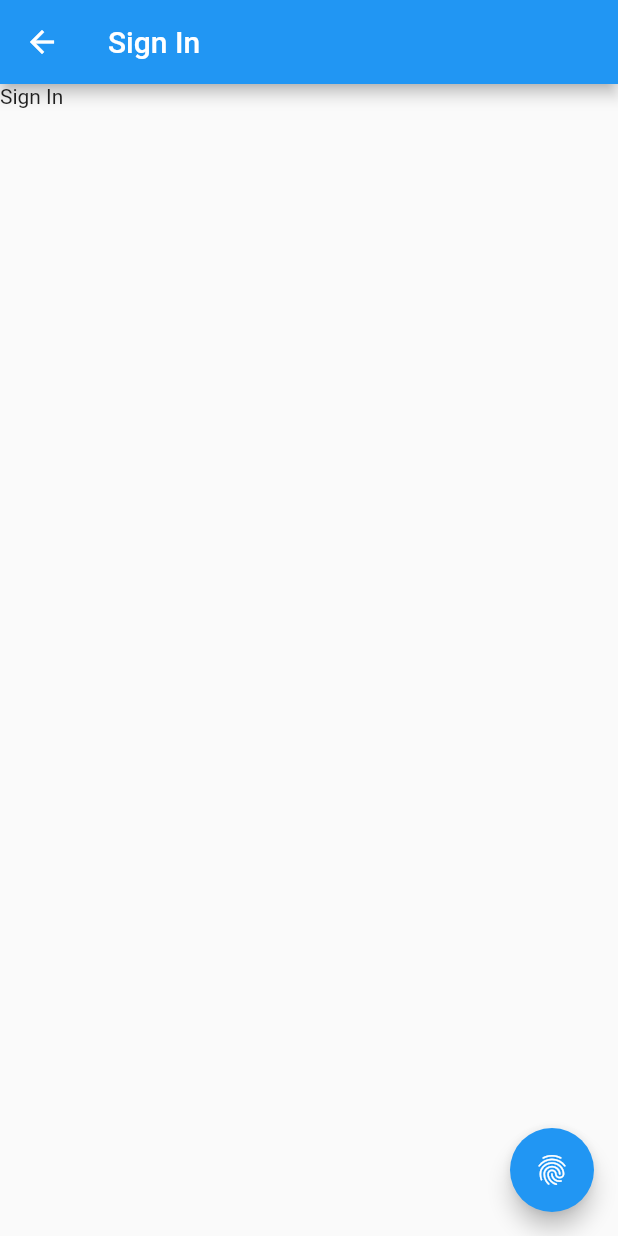
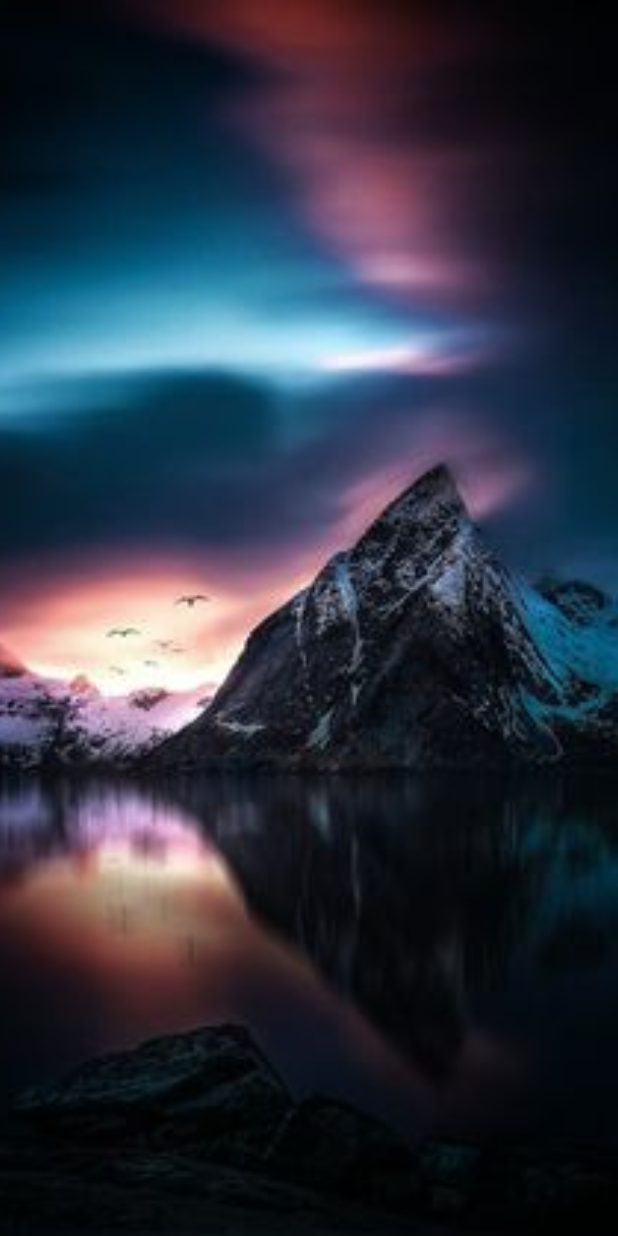
Before and after one commit to hector2d2/flutter-widgets, a Flutter app: the SignInView screen opened by its route, on a phone screen of 412 x 824 dp. Run offline on Flutter 3.47's test engine with Material 2 defaults, Android fonts, the phone set to English and light mode, and no system bars; our stand-ins replace convex_bottom_bar, firebase_core, get, image_picker, local_auth; missing offline and left inert: encrypt; accounts and stored records are empty.

```diff
--- a/lib/views/sign_in.dart
+++ b/lib/views/sign_in.dart
@@ -7,24 +7,31 @@ class SignInView extends StatelessWidget {
   @override
   Widget build(BuildContext context) {
     return Scaffold(
-      appBar: AppBar(
-        title: Text('Sign In'),
+      body: Container(
+        decoration: BoxDecoration(
+          image: DecorationImage(
+            image: AssetImage(
+              'assets/dia.jpeg',
+            ),
+            fit: BoxFit.cover,
+          ),
+        ),
+        // child: Column(
+        //   children: [
+        //     Text(
+        //       'Sign In',
+        //     ),
+        //   ],
+        // ),
       ),
-      body: Column(
-        children: [
-          Text(
-            'Sign In',
-          ),
-        ],
-      ),
-      floatingActionButton: FloatingActionButton(
-        onPressed: () {
-          localAuthController.fingerPrintAuth();
-        },
-        child: Icon(
-          Icons.fingerprint,
-        ),
-      ),
+      // floatingActionButton: FloatingActionButton(
+      //   onPressed: () {
+      //     localAuthController.fingerPrintAuth();
+      //   },
+      //   child: Icon(
+      //     Icons.fingerprint,
+      //   ),
+      // ),
     );
   }
 }
--- a/pubspec.yaml
+++ b/pubspec.yaml
@@ -72,8 +72,8 @@ flutter:
   uses-material-design: true
 
   # To add assets to your application, add an assets section, like this:
-  # assets:
-  #   - images/a_dot_burr.jpeg
+  assets:
+    - assets/
   #   - images/a_dot_ham.jpeg
 
   # An image asset can refer to one or more resolution-specific "variants", see
```
Also changed, not shown: assets/dia.jpeg (added), assets/noche.jpeg (added).
